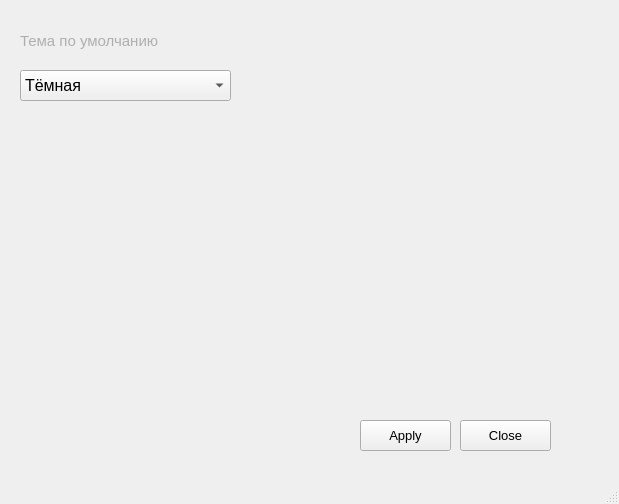
First picture: the form in layout/settings.ui, repository AlbatovK/PyChat, before the edit.
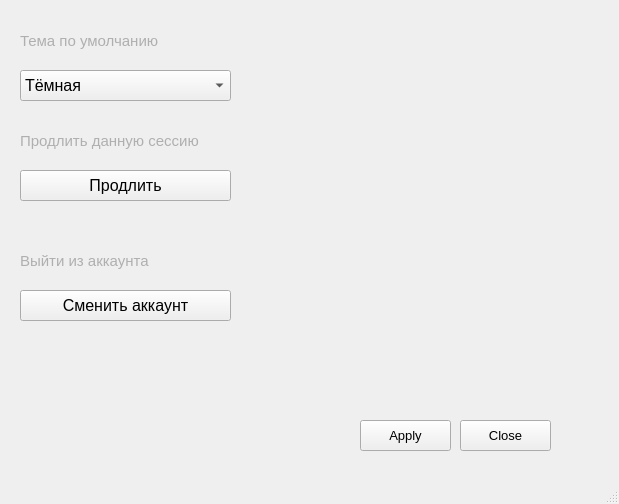
Second picture: the form after the edit.

Commit message: :art: Light and Dark themes added | Settings update

The edit to the form file:
```diff
--- a/layout/settings.ui
+++ b/layout/settings.ui
@@ -113,6 +113,92 @@
      <string>Тема по умолчанию</string>
     </property>
    </widget>
+   <widget class="QLabel" name="label_2">
+    <property name="geometry">
+     <rect>
+      <x>20</x>
+      <y>120</y>
+      <width>211</width>
+      <height>41</height>
+     </rect>
+    </property>
+    <property name="font">
+     <font>
+      <pointsize>11</pointsize>
+     </font>
+    </property>
+    <property name="styleSheet">
+     <string notr="true">QLabel { color: rgba(153, 153, 153, 190); }</string>
+    </property>
+    <property name="text">
+     <string>Продлить данную сессию</string>
+    </property>
+   </widget>
+   <widget class="QPushButton" name="refresh_btn">
+    <property name="geometry">
+     <rect>
+      <x>20</x>
+      <y>170</y>
+      <width>211</width>
+      <height>31</height>
+     </rect>
+    </property>
+    <property name="font">
+     <font>
+      <family>Arial</family>
+      <pointsize>12</pointsize>
+     </font>
+    </property>
+    <property name="text">
+     <string>Продлить</string>
+    </property>
+    <property name="flat">
+     <bool>false</bool>
+    </property>
+   </widget>
+   <widget class="QLabel" name="label_3">
+    <property name="geometry">
+     <rect>
+      <x>20</x>
+      <y>240</y>
+      <width>211</width>
+      <height>41</height>
+     </rect>
+    </property>
+    <property name="font">
+     <font>
+      <pointsize>11</pointsize>
+     </font>
+    </property>
+    <property name="styleSheet">
+     <string notr="true">QLabel { color: rgba(153, 153, 153, 190); }</string>
+    </property>
+    <property name="text">
+     <string>Выйти из аккаунта</string>
+    </property>
+   </widget>
+   <widget class="QPushButton" name="change_btn">
+    <property name="geometry">
+     <rect>
+      <x>20</x>
+      <y>290</y>
+      <width>211</width>
+      <height>31</height>
+     </rect>
+    </property>
+    <property name="font">
+     <font>
+      <family>Arial</family>
+      <pointsize>12</pointsize>
+     </font>
+    </property>
+    <property name="text">
+     <string>Сменить аккаунт</string>
+    </property>
+    <property name="flat">
+     <bool>false</bool>
+    </property>
+   </widget>
   </widget>
   <widget class="QMenuBar" name="menubar">
    <property name="geometry">
```
The commit also changes 4 other files.
